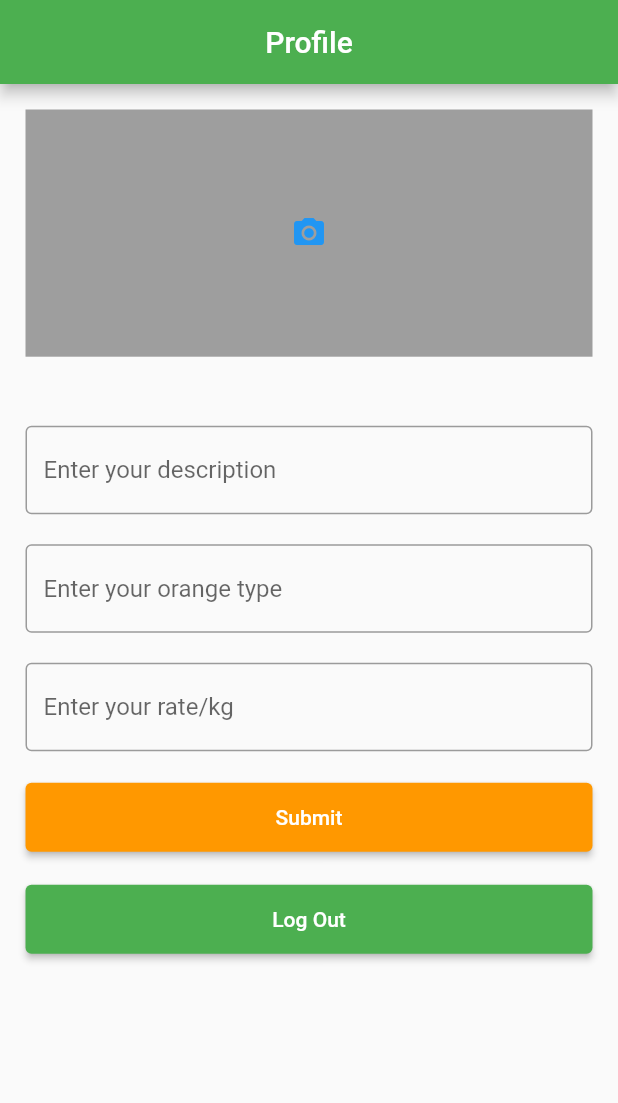
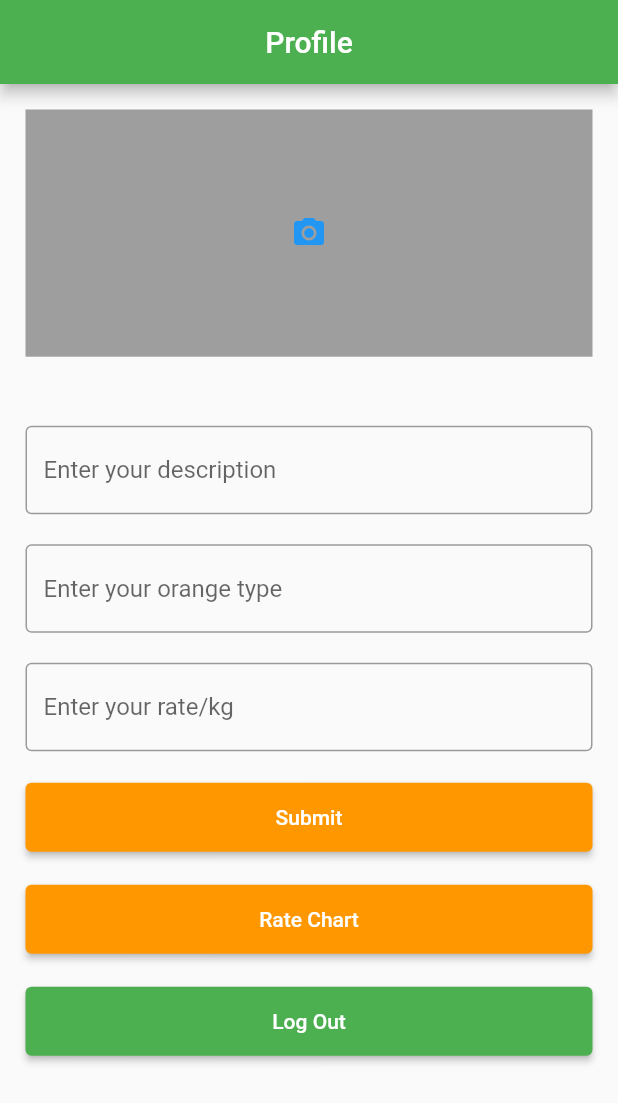
Before and after one commit to tanaybanerjeedeveloper/scaffoldzoid, a Flutter app: the screen it shows once a user with an empty profile is signed in, on a phone screen of 412 x 824 dp. Shown: the top 1103 px of the screen. Run offline on Flutter 3.47's test engine with Material 2 defaults, Android fonts, the phone set to English and light mode, and no system bars; our stand-ins replace cloud_firestore, email_validator, firebase_auth, firebase_core, image_picker; accounts and stored records are empty.

Commit message:
feat: filtered and added rate chart

```diff
--- a/lib/main.dart
+++ b/lib/main.dart
@@ -8,6 +8,7 @@ import 'home_page.dart';
 import './screens/login_screen.dart';
 import './screens/profile_screen.dart';
 import './screens/signup_screen.dart';
+import './screens/rate_chart.dart';
 
 void main() async {
   WidgetsFlutterBinding.ensureInitialized();
@@ -51,6 +52,7 @@ class MyApp extends StatelessWidget {
       routes: {
         SignUpScreen.routeName: (context) => SignUpScreen(),
         LogInScreen.routeName: (context) => LogInScreen(),
+        RateChart.routeName: (context) => RateChart(),
       },
     );
   }
--- a/lib/screens/profile_screen.dart
+++ b/lib/screens/profile_screen.dart
@@ -4,6 +4,7 @@ import 'package:cloud_firestore/cloud_firestore.dart';
 import 'package:firebase_auth/firebase_auth.dart';
 import 'package:flutter/material.dart';
 import 'package:image_picker/image_picker.dart';
+import 'package:scaffold_app/screens/rate_chart.dart';
 
 class ProfileScreen extends StatefulWidget {
   //ProfileScreen({Key? key}) : super(key: key);
@@ -197,6 +198,22 @@ class _ProfileScreenState extends State<ProfileScreen> {
                   width: double.infinity,
                   child: ElevatedButton(
                     style: ElevatedButton.styleFrom(
+                      primary: Colors.orange,
+                      padding: EdgeInsets.symmetric(vertical: 15),
+                    ),
+                    onPressed: () {
+                      Navigator.pushNamed(context, RateChart.routeName);
+                    },
+                    child: Text('Rate Chart'),
+                  ),
+                ),
+                SizedBox(
+                  height: 20,
+                ),
+                Container(
+                  width: double.infinity,
+                  child: ElevatedButton(
+                    style: ElevatedButton.styleFrom(
                         padding: EdgeInsets.symmetric(vertical: 15)),
                     onPressed: () => FirebaseAuth.instance.signOut(),
                     child: Text('Log Out'),
```
Also changed, not shown: lib/screens/rate_chart.dart (added, +78 -0 lines).
